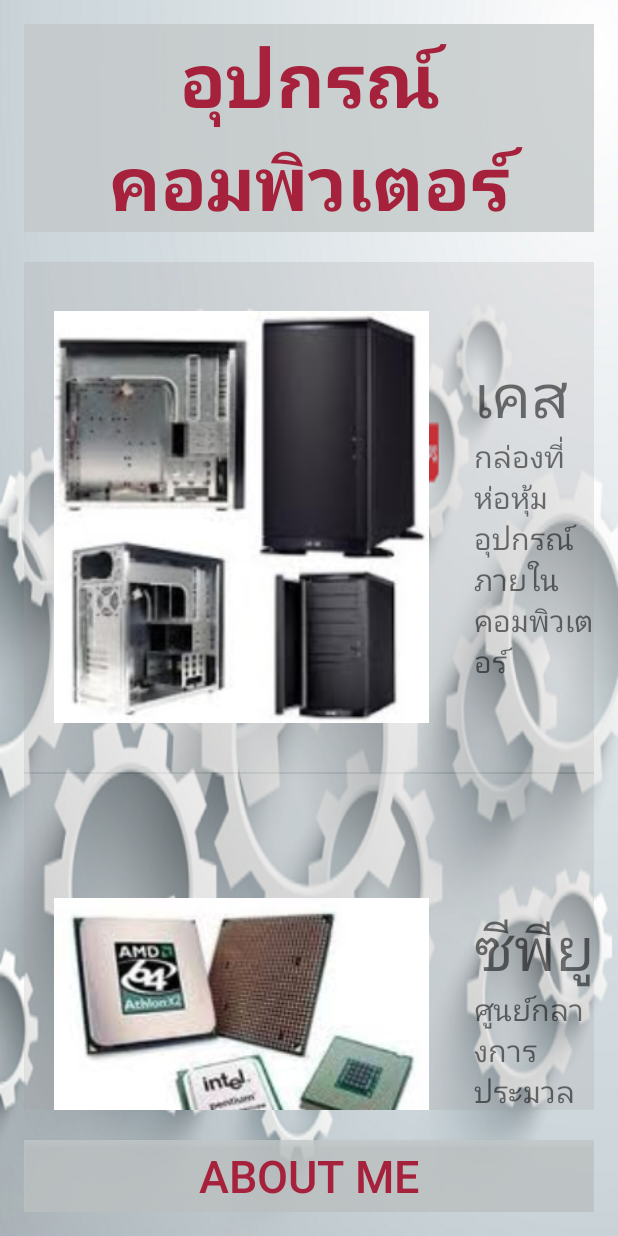
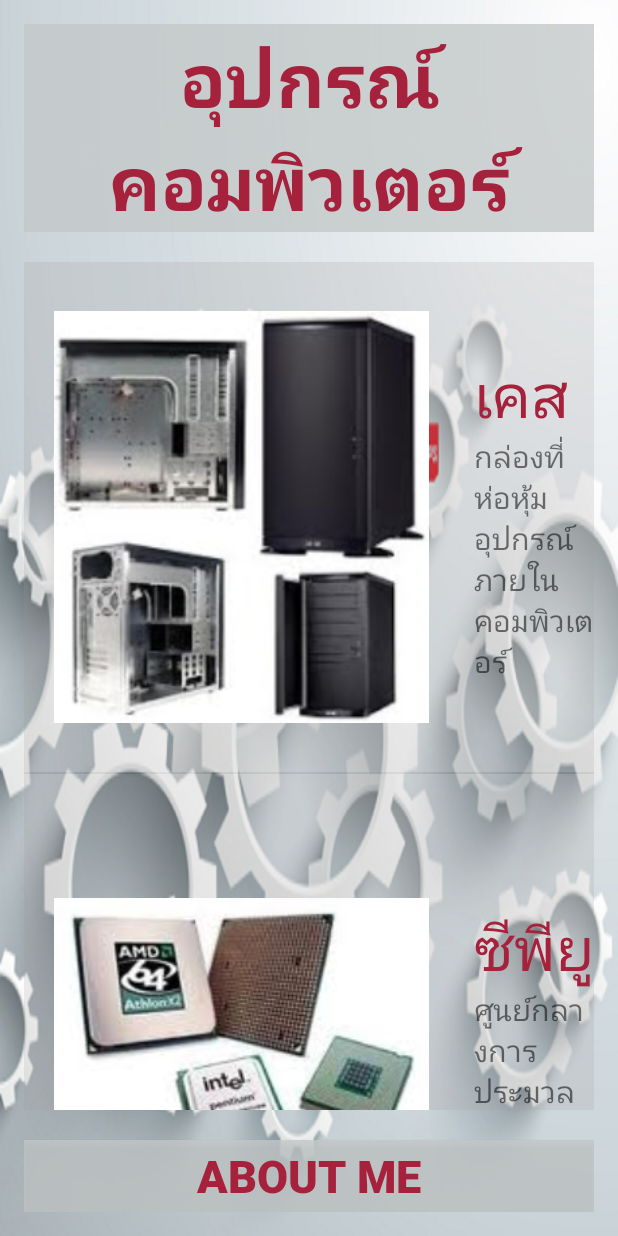
Before and after one commit to junamon/-Junamon02, an Android app: the screen it shows after launch (MainActivity), on a phone screen of 412 x 824 dp. Run offline under Robolectric (Android 15) with nearby library versions, the phone set to English and light mode, and no system bars.

Commit message:
งานแอพ2

```diff
--- a/app/src/main/res/layout/activity_detail_acticity.xml
+++ b/app/src/main/res/layout/activity_detail_acticity.xml
@@ -7,7 +7,8 @@
     android:paddingLeft="@dimen/activity_horizontal_margin"
     android:paddingRight="@dimen/activity_horizontal_margin"
     android:paddingTop="@dimen/activity_vertical_margin"
-    tools:context="ice_pbru.duangsang.junamon.junamon02.DetailActicity">
+    tools:context="ice_pbru.duangsang.junamon.junamon02.DetailActicity"
+    android:background="@drawable/bg02">
 
     <LinearLayout
         android:orientation="vertical"
--- a/app/src/main/res/layout/activity_main.xml
+++ b/app/src/main/res/layout/activity_main.xml
@@ -30,7 +30,8 @@
         android:layout_alignParentBottom="true"
         android:textSize="30dp"
         android:textColor="#a6213b"
-        android:background="#c8c4c8c8" />
+        android:background="#c8c4c8c8"
+        android:textStyle="bold" />
 
     <ListView
         android:layout_width="wrap_content"
--- a/app/src/main/res/layout/traffic_listview.xml
+++ b/app/src/main/res/layout/traffic_listview.xml
@@ -24,7 +24,8 @@
             android:layout_height="wrap_content"
             android:text="New Text"
             android:id="@+id/textView2"
-            android:textSize="40dp" />
+            android:textSize="40dp"
+            android:textColor="#a6213b" />
 
         <TextView
             android:layout_width="wrap_content"
```
Also changed, not shown: app/src/main/res/drawable/bg02.png (added).
